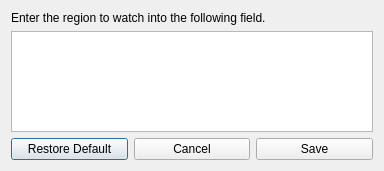
First picture: the form in src/vi/ui/RegionChooser.ui, repository Xanthos-Code/vintel, before the edit.
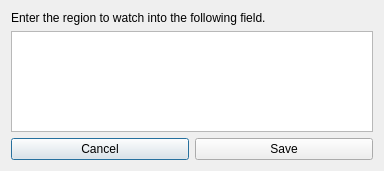
Second picture: the form after the edit.

Commit message: Add menus for VC regions

Diff of the .ui file:
```diff
--- a/src/vi/ui/RegionChooser.ui
+++ b/src/vi/ui/RegionChooser.ui
@@ -34,13 +34,6 @@
      </item>
      <item>
       <layout class="QHBoxLayout" name="horizontalLayout_2">
-       <item>
-        <widget class="QPushButton" name="defaultButton">
-         <property name="text">
-          <string>Restore Default</string>
-         </property>
-        </widget>
-       </item>
        <item>
         <widget class="QPushButton" name="cancelButton">
          <property name="text">
```
The commit also changes 3 other files.
